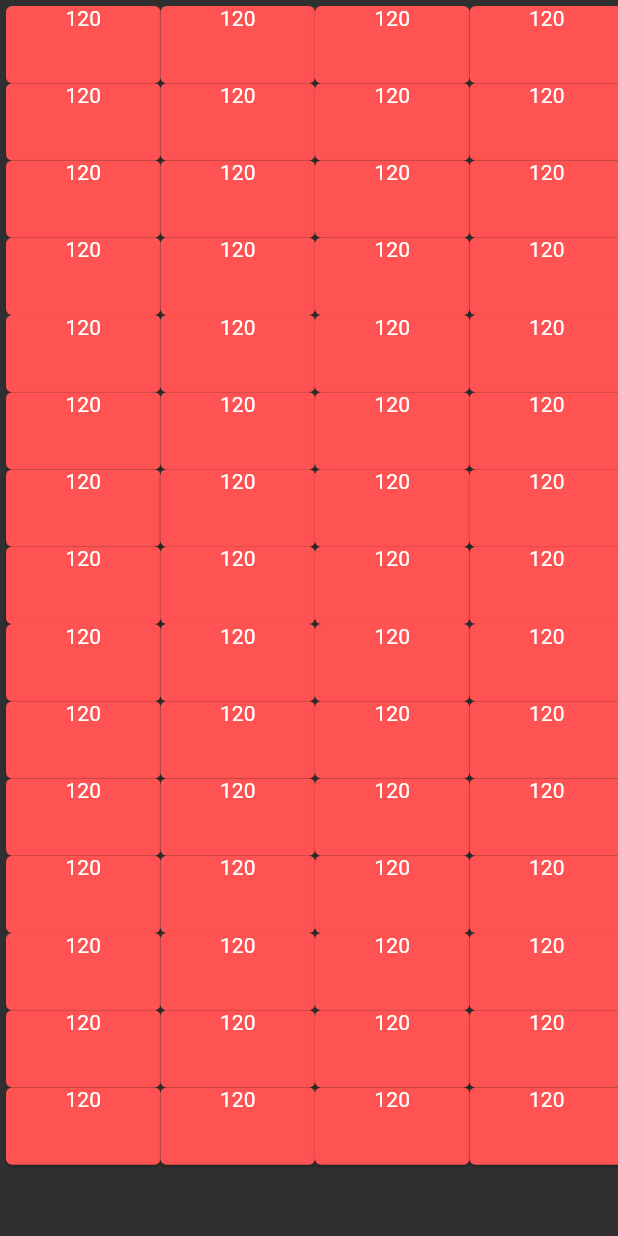
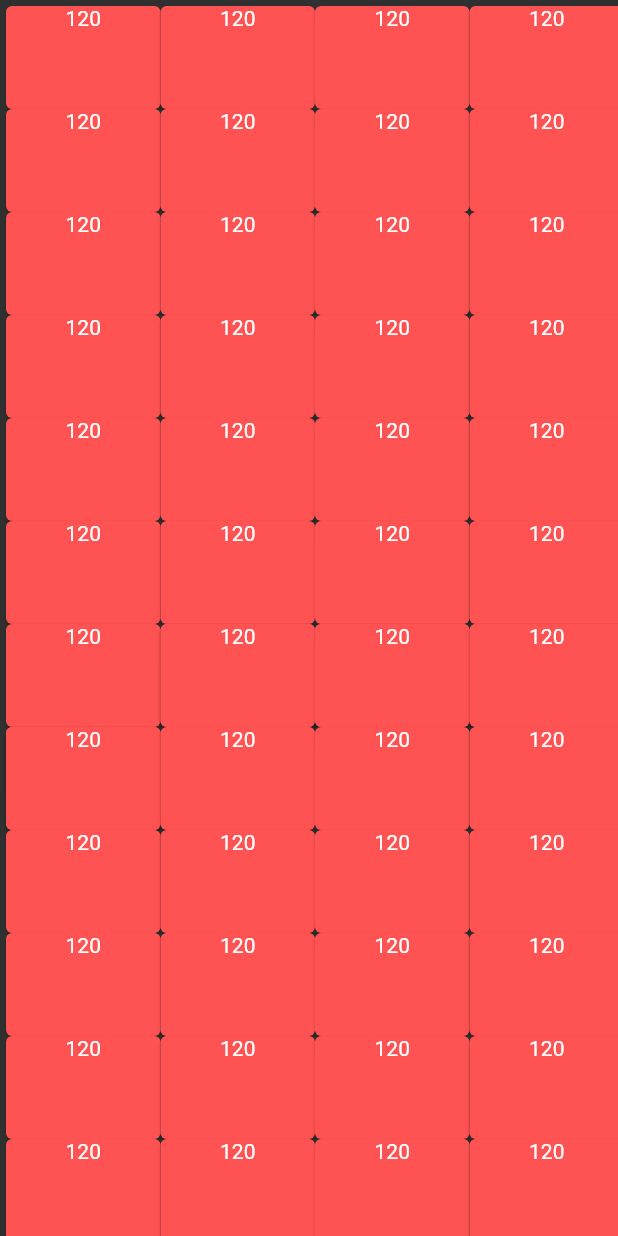
Before and after one commit to goranesine/creative_metronome, a Flutter app: the screen it shows after launch, on a phone screen of 412 x 824 dp. Run offline on Flutter 3.47's test engine with Material 2 defaults, Android fonts, the phone set to English and light mode, and no system bars; our stand-ins replace audioplayers, get, sleek_circular_slider, wakelock.

Commit message:
working_12x4

```diff
--- a/lib/main.dart
+++ b/lib/main.dart
@@ -47,264 +47,12 @@ class _HomePageState extends State<HomePage> {
 
   double sliderValue = 0.5;
   List<int> barBpmList = [
-    120,
-    120,
-    120,
-    120,
-    120,
-    120,
-    120,
-    120,
-    120,
-    120,
-    120,
-    120,
-    120,
-    120,
-    120,
-    120,
-    120,
-    120,
-    120,
-    120,
-    120,
-    120,
-    120,
-    120,
-    120,
-    120,
-    120,
-    120,
-    120,
-    120,
-    120,
-    120,
-    120,
-    120,
-    120,
-    120,
-    120,
-    120,
-    120,
-    120,
-    120,
-    120,
-    120,
-    120,
-    120,
-    120,
-    120,
-    120,
-    120,
-    120,
-    120,
-    120,
-    120,
-    120,
-    120,
-    120,
-    120,
-    120,
-    120,
-    120,
-    120,
-    120,
-    120,
-    120,
-    120,
-    120,
-    120,
-    120,
-    120,
-    120,
-    120,
-    120,
-    120,
-    120,
-    120,
-    120,
-    120,
-    120,
-    120,
-    120,
-    120,
-    120,
-    120,
-    120,
-    120,
-    120,
-    120,
-    120,
-    120,
-    120,
-    120,
-    120,
-    120,
-    120,
-    120,
-    120,
-    120,
-    120,
-    120,
-    120,
-    120,
-    120,
-    120,
-    120,
-    120,
-    120,
-    120,
-    120,
-    120,
-    120,
-    120,
-    120,
-    120,
-    120,
-    120,
-    120,
-    120,
-    120,
-    120,
-    120,
-    120,
-    120,
-    120,
-    120,
-    120,
-    120,
-    120,
-    120,
-    120,
-    120,
-    120,
-    120,
-    120,
-    120,
-    120,
-    120,
-    120,
-    120,
-    120,
-    120,
-    120,
-    120,
-    120,
-    120,
-    120,
-    120,
-    120,
-    120,
-    120,
-    120,
-    120,
-    120,
-    120,
-    120,
-    120,
-    120,
-    120,
-    120,
-    120,
-    120,
-    120,
-    120,
-    120,
-    120,
-    120,
-    120,
-    120,
-    120,
-    120,
-    120,
-    120,
-    120,
-    120,
-    120,
-    120,
-    120,
-    120,
-    120,
-    120,
-    120,
-    120,
-    120,
-    120,
-    120,
-    120,
-    120,
-    120,
-    120,
-    120,
-    120,
-    120,
-    120,
-    120,
-    120,
-    120,
-    120,
-    120,
-    120,
-    120,
-    120,
-    120,
-    120,
-    120,
-    120,
-    120,
-    120,
-    120,
-    120,
-    120,
-    120,
-    120,
-    120,
-    120,
-    120,
-    120,
-    120,
-    120,
-    120,
-    120,
-    120,
-    120,
-    120,
-    120,
-    120,
-    120,
-    120,
-    120,
-    120,
-    120,
-    120,
-    120,
-    120,
-    120,
-    120,
-    120,
-    120,
-    120,
-    120,
-    120,
-    120,
-    120,
-    120,
-    120,
-    120,
-    120,
-    120,
-    120,
-    120,
-    120,
-    120,
-    120,
-    120,
-    120,
-    120,
-    120,
-    120,
+
   ];
+_HomePageState(){
+  List.generate(209, (index) => barBpmList.add(120));
 
+}
   @override
   Widget build(BuildContext context) {
     double width = MediaQuery.of(context).size.width;
@@ -348,7 +96,7 @@ class _HomePageState extends State<HomePage> {
       ),
       Positioned(
         left: 0,
-        top: height/16,
+        top: height / 12,
         child: GetBuilder<MetronomeModel>(
           // specify type as Controller
           init: metronomeModel, // intialize with the Controller
@@ -357,7 +105,7 @@ class _HomePageState extends State<HomePage> {
       ),
       Positioned(
         left: width / 4,
-        top: height/16,
+        top: height / 12,
         child: GetBuilder<MetronomeModel>(
           // specify type as Controller
           init: metronomeModel, // intialize with the Controller
@@ -366,7 +114,7 @@ class _HomePageState extends State<HomePage> {
       ),
       Positioned(
         left: (width / 4) * 2,
-        top: height/16,
+        top: height / 12,
         child: GetBuilder<MetronomeModel>(
           // specify type as Controller
           init: metronomeModel, // intialize with the Controller
@@ -375,7 +123,7 @@ class _HomePageState extends State<HomePage> {
       ),
       Positioned(
         left: (width / 4) * 3,
-        top: height/16,
+        top: height / 12,
         child: GetBuilder<MetronomeModel>(
           // specify type as Controller
           init: metronomeModel, // intialize with the Controller
@@ -384,7 +132,7 @@ class _HomePageState extends State<HomePage> {
       ),
       Positioned(
         left: 0,
-        top: (height/16)*2,
+        top: (height / 12) * 2,
         child: GetBuilder<MetronomeModel>(
           // specify type as Controller
           init: metronomeModel, // intialize with the Controller
@@ -393,7 +141,7 @@ class _HomePageState extends State<HomePage> {
       ),
       Positioned(
         left: width / 4,
-        top: (height/16)*2,
+        top: (height / 12) * 2,
         child: GetBuilder<MetronomeModel>(
           // specify type as Controller
           init: metronomeModel, // intialize with the Controller
@@ -402,7 +150,7 @@ class _HomePageState extends State<HomePage> {
       ),
       Positioned(
         left: (width / 4) * 2,
-        top: (height/16)*2,
+        top: (height / 12) * 2,
         child: GetBuilder<MetronomeModel>(
           // specify type as Controller
           init: metronomeModel, // intialize with the Controller
@@ -411,7 +159,7 @@ class _HomePageState extends State<HomePage> {
       ),
       Positioned(
         left: (width / 4) * 3,
-        top: (height/16)*2,
+        top: (height / 12) * 2,
         child: GetBuilder<MetronomeModel>(
           // specify type as Controller
           init: metronomeModel, // intialize with the Controller
@@ -420,7 +168,7 @@ class _HomePageState extends State<HomePage> {
       ),
       Positioned(
         left: 0,
-        top: (height/16)*3,
+        top: (height / 12) * 3,
         child: GetBuilder<MetronomeModel>(
           // specify type as Controller
           init: metronomeModel, // intialize with the Controller
@@ -429,7 +177,7 @@ class _HomePageState extends State<HomePage> {
       ),
       Positioned(
         left: width / 4,
-        top: (height/16)*3,
+        top: (height / 12) * 3,
         child: GetBuilder<MetronomeModel>(
           // specify type as Controller
           init: metronomeModel, // intialize with the Controller
@@ -438,7 +186,7 @@ class _HomePageState extends State<HomePage> {
       ),
       Positioned(
         left: (width / 4) * 2,
-        top: (height/16)*3,
+        top: (height / 12) * 3,
         child: GetBuilder<MetronomeModel>(
           // specify type as Controller
           init: metronomeModel, // intialize with the Controller
@@ -447,7 +195,7 @@ class _HomePageState extends State<HomePage> {
       ),
       Positioned(
         left: (width / 4) * 3,
-        top: (height/16)*3,
+        top: (height / 12) * 3,
         child: GetBuilder<MetronomeModel>(
           // specify type as Controller
           init: metronomeModel, // intialize with the Controller
@@ -456,7 +204,7 @@ class _HomePageState extends State<HomePage> {
       ),
       Positioned(
         left: 0,
-        top: (height/16)*4,
+        top: (height / 12) * 4,
         child: GetBuilder<MetronomeModel>(
           // specify type as Controller
           init: metronomeModel, // intialize with the Controller
@@ -465,7 +213,7 @@ class _HomePageState extends State<HomePage> {
       ),
       Positioned(
         left: width / 4,
-        top: (height/16)*4,
+        top: (height / 12) * 4,
         child: GetBuilder<MetronomeModel>(
           // specify type as Controller
           init: metronomeModel, // intialize with the Controller
@@ -474,7 +222,7 @@ class _HomePageState extends State<HomePage> {
       ),
       Positioned(
         left: (width / 4) * 2,
-        top: (height/16)*4,
+        top: (height / 12) * 4,
         child: GetBuilder<MetronomeModel>(
           // specify type as Controller
           init: metronomeModel, // intialize with the Controller
@@ -483,7 +231,7 @@ class _HomePageState extends State<HomePage> {
       ),
       Positioned(
         left: (width / 4) * 3,
-        top: (height/16)*4,
+        top: (height / 12) * 4,
         child: GetBuilder<MetronomeModel>(
           // specify type as Controller
           init: metronomeModel, // intialize with the Controller
@@ -492,7 +240,7 @@ class _HomePageState extends State<HomePage> {
       ),
       Positioned(
         left: 0,
-        top: (height/16)*5,
+        top: (height / 12) * 5,
         child: GetBuilder<MetronomeModel>(
           // specify type as Controller
           init: metronomeModel, // intialize with the Controller
@@ -501,7 +249,7 @@ class _HomePageState extends State<HomePage> {
       ),
       Positioned(
         left: width / 4,
-        top: (height/16)*5,
+        top: (height / 12) * 5,
         child: GetBuilder<MetronomeModel>(
           // specify type as Controller
           init: metronomeModel, // intialize with the Controller
@@ -510,7 +258,7 @@ class _HomePageState extends State<HomePage> {
       ),
       Positioned(
         left: (width / 4) * 2,
-        top: (height/16)*5,
+        top: (height / 12) * 5,
         child: GetBuilder<MetronomeModel>(
           // specify type as Controller
           init: metronomeModel, // intialize with the Controller
@@ -519,7 +267,7 @@ class _HomePageState extends State<HomePage> {
       ),
       Positioned(
         left: (width / 4) * 3,
-        top: (height/16)*5,
+        top: (height / 12) * 5,
         child: GetBuilder<MetronomeModel>(
           // specify type as Controller
           init: metronomeModel, // intialize with the Controller
@@ -528,7 +276,7 @@ class _HomePageState extends State<HomePage> {
       ),
       Positioned(
         left: 0,
-        top: (height/16)*6,
+        top: (height / 12) * 6,
         child: GetBuilder<MetronomeModel>(
           // specify type as Controller
           init: metronomeModel, // intialize with the Controller
@@ -537,7 +285,7 @@ class _HomePageState extends State<HomePage> {
       ),
       Positioned(
         left: width / 4,
-        top: (height/16)*6,
+        top: (height / 12) * 6,
         child: GetBuilder<MetronomeModel>(
           // specify type as Controller
           init: metronomeModel, // intialize with the Controller
@@ -546,7 +294,7 @@ class _HomePageState extends State<HomePage> {
       ),
       Positioned(
         left: (width / 4) * 2,
-        top: (height/16)*6,
+        top: (height / 12) * 6,
         child: GetBuilder<MetronomeModel>(
           // specify type as Controller
           init: metronomeModel, // intialize with the Controller
@@ -555,7 +303,7 @@ class _HomePageState extends State<HomePage> {
       ),
       Positioned(
         left: (width / 4) * 3,
-        top: (height/16)*6,
+        top: (height / 12) * 6,
         child: GetBuilder<MetronomeModel>(
           // specify type as Controller
           init: metronomeModel, // intialize with the Controller
@@ -564,7 +312,7 @@ class _HomePageState extends State<HomePage> {
       ),
       Positioned(
         left: 0,
-        top: (height/16)*7,
+        top: (height / 12) * 7,
         child: GetBuilder<MetronomeModel>(
           // specify type as Controller
           init: metronomeModel, // intialize with the Controller
@@ -573,7 +321,7 @@ class _HomePageState extends State<HomePage> {
       ),
       Positioned(
         left: width / 4,
-        top: (height/16)*6,
+        top: (height / 12) * 6,
         child: GetBuilder<MetronomeModel>(
           // specify type as Controller
           init: metronomeModel, // intialize with the Controller
@@ -582,7 +330,7 @@ class _HomePageState extends State<HomePage> {
       ),
       Positioned(
         left: (width / 4) * 2,
-        top: (height/16)*6,
+        top: (height / 12) * 6,
         child: GetBuilder<MetronomeModel>(
           // specify type as Controller
           init: metronomeModel, // intialize with the Controller
@@ -591,7 +339,7 @@ class _HomePageState extends State<HomePage> {
       ),
       Positioned(
         left: (width / 4) * 3,
-        top: (height/16)*6,
+        top: (height / 12) * 6,
         child: GetBuilder<MetronomeModel>(
           // specify type as Controller
           init: metronomeModel, // intialize with the Controller
@@ -600,7 +348,7 @@ class _HomePageState extends State<HomePage> {
       ),
       Positioned(
         left: 0,
-        top: (height/16)*7,
+        top: (height / 12) * 7,
         child: GetBuilder<MetronomeModel>(
           // specify type as Controller
           init: metronomeModel, // intialize with the Controller
@@ -609,7 +357,7 @@ class _HomePageState extends State<HomePage> {
       ),
       Positioned(
         left: width / 4,
-        top: (height/16)*7,
+        top: (height / 12) * 7,
         child: GetBuilder<MetronomeModel>(
           // specify type as Controller
           init: metronomeModel, // intialize with the Controller
@@ -618,7 +366,7 @@ class _HomePageState extends State<HomePage> {
       ),
       Positioned(
         left: (width / 4) * 2,
-        top: (height/16)*7,
+        top: (height / 12) * 7,
         child: GetBuilder<MetronomeModel>(
           // specify type as Controller
           init: metronomeModel, // intialize with the Controller
@@ -627,7 +375,7 @@ class _HomePageState extends State<HomePage> {
       ),
       Positioned(
         left: (width / 4) * 3,
-        top: (height/16)*7,
+        top: (height / 12) * 7,
         child: GetBuilder<MetronomeModel>(
           // specify type as Controller
           init: metronomeModel, // intialize with the Controller
@@ -636,7 +384,7 @@ class _HomePageState extends State<HomePage> {
       ),
       Positioned(
         left: 0,
-        top: (height/16)*8,
+        top: (height / 12) * 8,
         child: GetBuilder<MetronomeModel>(
           // specify type as Controller
           init: metronomeModel, // intialize with the Controller
@@ -645,7 +393,7 @@ class _HomePageState extends State<HomePage> {
       ),
       Positioned(
         left: width / 4,
-        top: (height/16)*8,
+        top: (height / 12) * 8,
         child: GetBuilder<MetronomeModel>(
           // specify type as Controller
           init: metronomeModel, // intialize with the Controller
@@ -654,7 +402,7 @@ class _HomePageState extends State<HomePage> {
       ),
       Positioned(
         left: (width / 4) * 2,
-        top: (height/16)*8,
+        top: (height / 12) * 8,
         child: GetBuilder<MetronomeModel>(
           // specify type as Controller
           init: metronomeModel, // intialize with the Controller
@@ -663,7 +411,7 @@ class _HomePageState extends State<HomePage> {
       ),
       Positioned(
         left: (width / 4) * 3,
-        top: (height/16)*8,
+        top: (height / 12) * 8,
         child: GetBuilder<MetronomeModel>(
           // specify type as Controller
           init: metronomeModel, // intialize with the Controller
@@ -672,7 +420,7 @@ class _HomePageState extends State<HomePage> {
       ),
       Positioned(
         left: 0,
-        top: (height/16)*9,
+        top: (height / 12) * 9,
         child: GetBuilder<MetronomeModel>(
           // specify type as Controller
           init: metronomeModel, // intialize with the Controller
@@ -681,7 +429,7 @@ class _HomePageState extends State<HomePage> {
       ),
       Positioned(
         left: width / 4,
-        top: (height/16)*9,
+        top: (height / 12) * 9,
         child: GetBuilder<MetronomeModel>(
           // specify type as Controller
           init: metronomeModel, // intialize with the Controller
@@ -690,7 +438,7 @@ class _HomePageState extends State<HomePage> {
       ),
       Positioned(
         left: (width / 4) * 2,
-        top: (height/16)*9,
+        top: (height / 12) * 9,
         child: GetBuilder<MetronomeModel>(
           // specify type as Controller
           init: metronomeModel, // intialize with the Controller
@@ -699,7 +447,7 @@ class _HomePageState extends State<HomePage> {
       ),
       Positioned(
         left: (width / 4) * 3,
-        top: (height/16)*9,
+        top: (height / 12) * 9,
         child: GetBuilder<MetronomeModel>(
           // specify type as Controller
           init: metronomeModel, // intialize with the Controller
@@ -708,7 +456,7 @@ class _HomePageState extends State<HomePage> {
       ),
       Positioned(
         left: 0,
-        top: (height/16)*10,
+        top: (height / 12) * 10,
         child: GetBuilder<MetronomeModel>(
           // specify type as Controller
           init: metronomeModel, // intialize with the Controller
@@ -717,7 +465,7 @@ class _HomePageState extends State<HomePage> {
       ),
       Positioned(
         left: width / 4,
-        top: (height/16)*10,
+        top: (height / 12) * 10,
         child: GetBuilder<MetronomeModel>(
           // specify type as Controller
           init: metronomeModel, // intialize with the Controller
@@ -726,7 +474,7 @@ class _HomePageState extends State<HomePage> {
       ),
       Positioned(
         left: (width / 4) * 2,
-        top: (height/16)*10,
+        top: (height / 12) * 10,
         child: GetBuilder<MetronomeModel>(
           // specify type as Controller
           init: metronomeModel, // intialize with the Controller
@@ -735,7 +483,7 @@ class _HomePageState extends State<HomePage> {
       ),
       Positioned(
         left: (width / 4) * 3,
-        top: (height/16)*10,
+        top: (height / 12) * 10,
         child: GetBuilder<MetronomeModel>(
           // specify type as Controller
           init: metronomeModel, // intialize with the Controller
@@ -744,7 +492,7 @@ class _HomePageState extends State<HomePage> {
       ),
       Positioned(
         left: 0,
-        top: (height/16)*11,
+        top: (height / 12) * 11,
         child: GetBuilder<MetronomeModel>(
           // specify type as Controller
           init: metronomeModel, // intialize with the Controller
@@ -753,7 +501,7 @@ class _HomePageState extends State<HomePage> {
       ),
       Positioned(
         left: width / 4,
-        top: (height/16)*11,
+        top: (height / 12) * 11,
         child: GetBuilder<MetronomeModel>(
           // specify type as Controller
           init: metronomeModel, // intialize with the Controller
@@ -762,7 +510,7 @@ class _HomePageState extends State<HomePage> {
       ),
       Positioned(
         left: (width / 4) * 2,
-        top: (height/16)*11,
+        top: (height / 12) * 11,
         child: GetBuilder<MetronomeModel>(
           // specify type as Controller
           init: metronomeModel, // intialize with the Controller
@@ -771,127 +519,19 @@ class _HomePageState extends State<HomePage> {
       ),
       Positioned(
         left: (width / 4) * 3,
-        top: (height/16)*11,
+        top: (height / 12) * 11,
         child: GetBuilder<MetronomeModel>(
           // specify type as Controller
           init: metronomeModel, // intialize with the Controller
           builder: (value) => barCard(width, height, 205),
         ),
       ),
-      Positioned(
-        left: 0,
-        top: (height/16)*12,
-        child: GetBuilder<MetronomeModel>(
-          // specify type as Controller
-          init: metronomeModel, // intialize with the Controller
-          builder: (value) => barCard(width, height, 209),
-        ),
-      ),
-      Positioned(
-        left: width / 4,
-        top: (height/16)*12,
-        child: GetBuilder<MetronomeModel>(
-          // specify type as Controller
-          init: metronomeModel, // intialize with the Controller
-          builder: (value) => barCard(width, height, 213),
-        ),
-      ),
-      Positioned(
-        left: (width / 4) * 2,
-        top: (height/16)*12,
-        child: GetBuilder<MetronomeModel>(
-          // specify type as Controller
-          init: metronomeModel, // intialize with the Controller
-          builder: (value) => barCard(width, height, 217),
-        ),
-      ),
-      Positioned(
-        left: (width / 4) * 3,
-        top: (height/16)*12,
-        child: GetBuilder<MetronomeModel>(
-          // specify type as Controller
-          init: metronomeModel, // intialize with the Controller
-          builder: (value) => barCard(width, height, 221),
-        ),
-      ),
-      Positioned(
-        left: 0,
-        top: (height/16)*13,
-        child: GetBuilder<MetronomeModel>(
-          // specify type as Controller
-          init: metronomeModel, // intialize with the Controller
-          builder: (value) => barCard(width, height, 225),
-        ),
-      ),
-      Positioned(
-        left: width / 4,
-        top: (height/16)*13,
-        child: GetBuilder<MetronomeModel>(
-          // specify type as Controller
-          init: metronomeModel, // intialize with the Controller
-          builder: (value) => barCard(width, height, 229),
-        ),
-      ),
-      Positioned(
-        left: (width / 4) * 2,
-        top: (height/16)*13,
-        child: GetBuilder<MetronomeModel>(
-          // specify type as Controller
-          init: metronomeModel, // intialize with the Controller
-          builder: (value) => barCard(width, height, 233),
-        ),
-      ),
-      Positioned(
-        left: (width / 4) * 3,
-        top: (height/16)*13,
-        child: GetBuilder<MetronomeModel>(
-          // specify type as Controller
-          init: metronomeModel, // intialize with the Controller
-          builder: (value) => barCard(width, height, 237),
-        ),
-      ),
-      Positioned(
-        left: 0,
-        top: (height/16)*14,
-        child: GetBuilder<MetronomeModel>(
-          // specify type as Controller
-          init: metronomeModel, // intialize with the Controller
-          builder: (value) => barCard(width, height, 241),
-        ),
-      ),
-      Positioned(
-        left: width / 4,
-        top: (height/16)*14,
-        child: GetBuilder<MetronomeModel>(
-          // specify type as Controller
-          init: metronomeModel, // intialize with the Controller
-          builder: (value) => barCard(width, height, 245),
-        ),
-      ),
-      Positioned(
-        left: (width / 4) * 2,
-        top: (height/16)*14,
-        child: GetBuilder<MetronomeModel>(
-          // specify type as Controller
-          init: metronomeModel, // intialize with the Controller
-          builder: (value) => barCard(width, height, 249),
-        ),
-      ),
-      Positioned(
-        left: (width / 4) * 3,
-        top: (height/16)*14,
-        child: GetBuilder<MetronomeModel>(
-          // specify type as Controller
-          init: metronomeModel, // intialize with the Controller
-          builder: (value) => barCard(width, height, 253),
-        ),
-      ),
+
+
     ]);
   }
 
   Widget barCard(double width, double height, int index) {
-    //  double barBpm = 0.5;
-    int _currentValue = 120;
     String percentageModifier(double value) {
       final roundedValue = value.toInt().toString();
       return '$roundedValue';
@@ -903,7 +543,7 @@ class _HomePageState extends State<HomePage> {
       metronomeModel.tempo.value = barBpmList[index];
       //   print(metronomeModel.tickCounter.value);
     } else if (metronomeModel.tickCounter.value == index + 3) {
-      metronomeModel.tempo.value = metronomeModel.tickCounter.value != 16
+      metronomeModel.tempo.value = metronomeModel.tickCounter.value != 192
           ? barBpmList[index + 4]
           : barBpmList[1];
     }
@@ -928,7 +568,7 @@ class _HomePageState extends State<HomePage> {
           onChangeEnd: (double endValue) {
             setState(() {
               for (var i = 0; i < barBpmList.length - index; i++) {
-                barBpmList[15 - i] = endValue.toInt();
+                barBpmList[208 - i] = endValue.toInt();
               }
             });
           },
@@ -940,8 +580,12 @@ class _HomePageState extends State<HomePage> {
             : Colors.redAccent,
         child: Container(
           width: width / 4,
-          height: height / 16,
-          child: Text(barBpmList[index].toString(),textAlign: TextAlign.center,),
+          height: height / 12,
+          child: Text(
+            barBpmList[index].toString(),
+            textAlign: TextAlign.center,
+
+          ),
         ),
       ),
     );
@@ -949,7 +593,8 @@ class _HomePageState extends State<HomePage> {
 
   Color getColor(int index, int tickCounter) {
     Color _activeColor = Colors.redAccent;
-    if (tickCounter == index || tickCounter == index + 2) {
+    if (tickCounter == index && metronomeModel.tickSignal.value == true ||
+        tickCounter == index + 2 && metronomeModel.tickSignal.value == true) {
       _activeColor = Colors.greenAccent;
     }
     return _activeColor;
--- a/lib/models/metronome_model.dart
+++ b/lib/models/metronome_model.dart
@@ -34,7 +34,7 @@ update();
 
 audioService.playerOneOnClickSound();
 tickSignal.value = !tickSignal.value;
-tickCounter < 16 ?  tickCounter.value++ : tickCounter.value = 1;
+tickCounter < 192 ?  tickCounter.value++ : tickCounter.value = 1;
 update();
 
   }
--- /dev/null
+++ b/lib/models/tick_generator.dart
@@ -0,0 +1,7 @@
+import 'package:get/get.dart';
+
+class TickGenerator extends GetxController{
+
+
+
+}
--- a/lib/services/audio_sevice.dart
+++ b/lib/services/audio_sevice.dart
@@ -8,7 +8,7 @@ class AudioService extends GetxController {
   AudioPlayer ?backgroundPlayer;
 
   AudioPlayer advancedPlayer = AudioPlayer(mode: PlayerMode.LOW_LATENCY);
-
+ RxInt tickSignalCode = 0.obs;
 //  String? localFilePath;
   // String? localAudioCacheURI;
   final List<String> playerOnePlaySounds = [
@@ -57,6 +57,10 @@ RxInt beatCounter = 0.obs;
 
   }
 
+  void delayedPlay(){
+
+  }
+
   void playerTwoOnClickSound() async {
     if (playOrderPlayerTwo == false) {
       await player.play(playerTwoPlaySounds.first,
```
